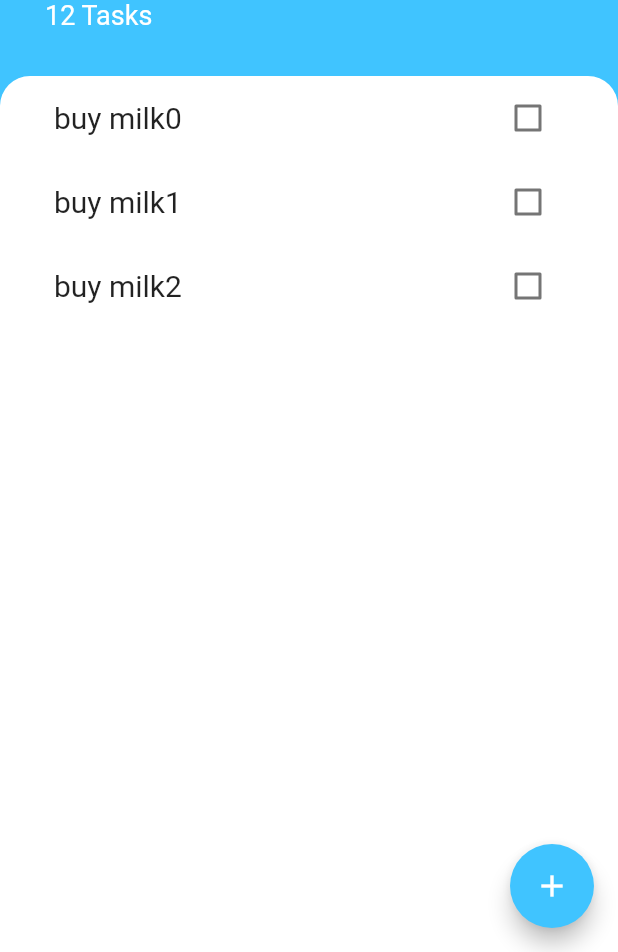
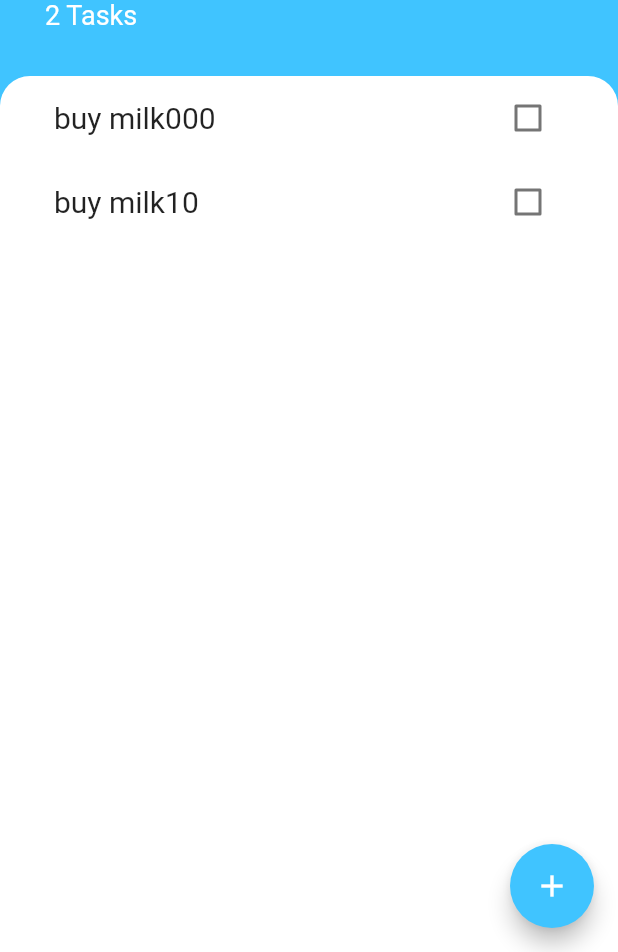
Before and after one commit to Sina2748/todoey, a Flutter app: the screen it shows after launch, on a phone screen of 412 x 824 dp, the part 284-1236 px from its top. Run offline on Flutter 3.47's test engine with Material 2 defaults, Android fonts, the phone set to English and light mode, and no system bars.

Commit message:
4, B4 video 209 ,

```diff
--- /dev/null
+++ b/lib/Models/task_data.dart
@@ -0,0 +1,31 @@
+import 'dart:collection';
+
+import 'package:flutter/foundation.dart';
+import 'task.dart';
+
+class TaskData extends ChangeNotifier {
+  List<Task> _tasks = [
+    Task(name: 'buy milk000'),
+    Task(name: 'buy milk10'),
+    // Task(name: 'buy milk2000'),
+  ];
+
+  UnmodifiableListView<Task> get tasks {
+    return UnmodifiableListView(_tasks);
+  }
+
+  int get taskCount {
+    return _tasks.length;
+  }
+
+  void addTask(String newTaskTitle) {
+    final task = Task(name: newTaskTitle);
+    _tasks.add(task);
+    notifyListeners();
+  }
+
+  updateTask(int index) {
+    tasks[index].toggleDone();
+    notifyListeners();
+  }
+}
--- a/lib/screens/task_screen.dart
+++ b/lib/screens/task_screen.dart
@@ -1,7 +1,10 @@
 import 'package:flutter/material.dart';
 import 'add_task_screen.dart';
 import 'package:todoey/widgets/task_list.dart';
+import 'package:todoey/Models/task.dart';
 import 'add_task_screen.dart';
+import 'package:provider/provider.dart';
+import 'package:todoey/Models/task_data.dart';
 
 class TasksScreen extends StatelessWidget {
   const TasksScreen({Key? key}) : super(key: key);
@@ -20,7 +23,12 @@ class TasksScreen extends StatelessWidget {
               child: Container(
                 padding: EdgeInsets.only(
                     bottom: MediaQuery.of(context).viewInsets.bottom),
-                child: AddTaskScreen(),
+                child: AddTaskScreen((newTaskTitle) {
+                  // setState(() {
+                  //   tasks.add(Task(name: newTaskTitle));
+                  //   Navigator.pop(context);
+                  // });
+                }),
               ),
             ),
           );
@@ -56,7 +64,7 @@ class TasksScreen extends StatelessWidget {
                   ),
                 ),
                 Text(
-                  '12 Tasks',
+                  '${context.watch<TaskData>().taskCount} Tasks',
                   style: TextStyle(
                     color: Colors.white,
                     fontSize: 18,
--- a/lib/widgets/task_list.dart
+++ b/lib/widgets/task_list.dart
@@ -1,33 +1,26 @@
 import 'package:flutter/material.dart';
 import 'task_tile.dart';
 import 'package:todoey/Models/task.dart';
+import 'package:provider/provider.dart';
+import 'package:todoey/Models/task_data.dart';
 
-class TasksList extends StatefulWidget {
-  @override
-  State<TasksList> createState() => _TasksListState();
-}
-
-class _TasksListState extends State<TasksList> {
-  List<Task> tasks = [
-    Task(name: 'buy milk0'),
-    Task(name: 'buy milk1'),
-    Task(name: 'buy milk2'),
-  ];
-
+class TasksList extends StatelessWidget {
   @override
   Widget build(BuildContext context) {
     return ListView.builder(
       itemBuilder: (context, index) {
         return TaskTile(
-            isChecked: tasks[index].isDone,
-            taskTitle: tasks[index].name,
-            checkboxCallback: (bool? checkboxState) {
-              setState(() {
-                tasks[index].toggleDone();
-              });
-            });
+          isChecked: context.watch<TaskData>().tasks[index].isDone,
+          taskTitle: context.watch<TaskData>().tasks[index].name,
+          checkboxCallback: (checkboxState) {
+            context.read<TaskData>().updateTask(index);
+          },
+          gestureCallback: () {
+            print('yes');
+          },
+        );
       }, // Callback
-      itemCount: tasks.length,
+      itemCount: context.watch<TaskData>().tasks.length,
     );
   }
 }
--- a/lib/widgets/task_tile.dart
+++ b/lib/widgets/task_tile.dart
@@ -1,23 +1,31 @@
 import 'package:flutter/material.dart';
+import 'package:provider/provider.dart';
+import 'package:todoey/Models/task_data.dart';
 
 class TaskTile extends StatelessWidget {
   final bool? isChecked;
   final String? taskTitle;
   final void Function(bool?)? checkboxCallback;
+  final void Function()? gestureCallback;
 
-  TaskTile(
-      {required this.isChecked,
-      required this.taskTitle,
-      required this.checkboxCallback});
+  TaskTile({
+    required this.isChecked,
+    required this.taskTitle,
+    required this.checkboxCallback,
+    required this.gestureCallback,
+  });
 
   @override
   Widget build(BuildContext context) {
     return ListTile(
-        title: Text(
-          taskTitle!,
-          style: TextStyle(
-              fontSize: 20,
-              decoration: isChecked! ? TextDecoration.lineThrough : null),
+        title: GestureDetector(
+          onLongPress: gestureCallback,
+          child: Text(
+            taskTitle!,
+            style: TextStyle(
+                fontSize: 20,
+                decoration: isChecked! ? TextDecoration.lineThrough : null),
+          ),
         ),
         trailing: Checkbox(
           activeColor: Colors.lightBlueAccent,
--- a/pubspec.yaml
+++ b/pubspec.yaml
@@ -34,6 +34,7 @@ dependencies:
   # The following adds the Cupertino Icons font to your application.
   # Use with the CupertinoIcons class for iOS style icons.
   cupertino_icons: ^1.0.2
+  provider: ^6.0.2
 
 dev_dependencies:
   flutter_test:
```
Also changed, not shown: lib/main.dart (+13 -1 lines), lib/screens/add_task_screen.dart (+12 -2 lines), pubspec.lock.
